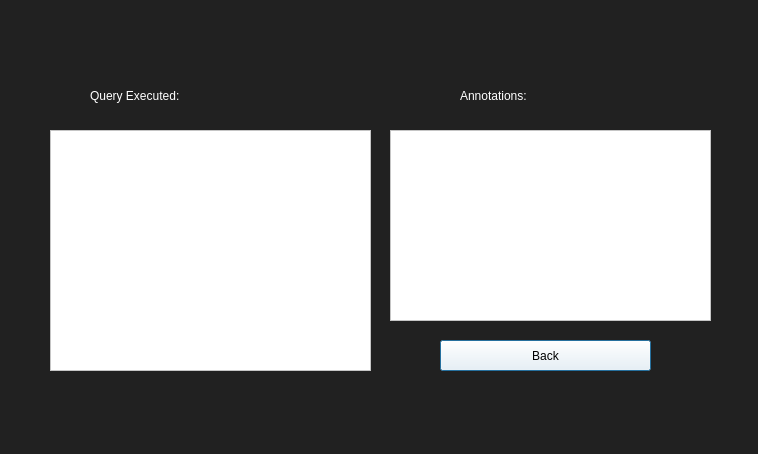
Above: QEPScreen.ui from Joshlim288/sql-annotator before the change. Below: the same form after it.
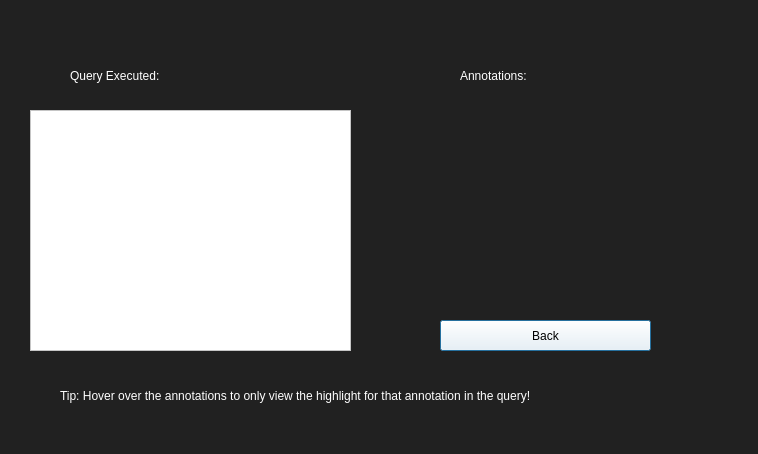
That is the form after the change.

Commit message:
Displayed annotations using custom QTableWidget
On hover of annotation, only highlight for that annotation will show
If not hovering over annotations, all highlights shown

Patch:
```diff
--- a/QEPScreen.ui
+++ b/QEPScreen.ui
@@ -20,7 +20,7 @@
    <property name="geometry">
     <rect>
      <x>440</x>
-     <y>340</y>
+     <y>320</y>
      <width>211</width>
      <height>31</height>
     </rect>
@@ -36,8 +36,8 @@
   <widget class="QPlainTextEdit" name="queryText">
    <property name="geometry">
     <rect>
-     <x>50</x>
-     <y>130</y>
+     <x>30</x>
+     <y>110</y>
      <width>321</width>
      <height>241</height>
     </rect>
@@ -55,24 +55,11 @@
     <bool>true</bool>
    </property>
   </widget>
-  <widget class="QPlainTextEdit" name="annotation">
-   <property name="geometry">
-    <rect>
-     <x>390</x>
-     <y>130</y>
-     <width>321</width>
-     <height>191</height>
-    </rect>
-   </property>
-   <property name="styleSheet">
-    <string notr="true">font: 10pt &quot;MS Shell Dlg 2&quot;; background-color:rgb(255, 255, 255);</string>
-   </property>
-  </widget>
   <widget class="QLabel" name="titleText_2">
    <property name="geometry">
     <rect>
      <x>460</x>
-     <y>70</y>
+     <y>50</y>
      <width>191</width>
      <height>51</height>
     </rect>
@@ -87,8 +74,8 @@
   <widget class="QLabel" name="titleText_3">
    <property name="geometry">
     <rect>
-     <x>90</x>
-     <y>70</y>
+     <x>70</x>
+     <y>50</y>
      <width>241</width>
      <height>51</height>
     </rect>
@@ -100,6 +87,22 @@
     <string>Query Executed:</string>
    </property>
   </widget>
+  <widget class="QLabel" name="titleText_4">
+   <property name="geometry">
+    <rect>
+     <x>60</x>
+     <y>370</y>
+     <width>611</width>
+     <height>51</height>
+    </rect>
+   </property>
+   <property name="styleSheet">
+    <string notr="true">font: 11pt &quot;MS Shell Dlg 2&quot;; color:rgb(255, 255, 255)</string>
+   </property>
+   <property name="text">
+    <string>Tip: Hover over the annotations to only view the highlight for that annotation in the query!</string>
+   </property>
+  </widget>
  </widget>
  <resources/>
  <connections/>
```
The commit also changes 3 other files.
